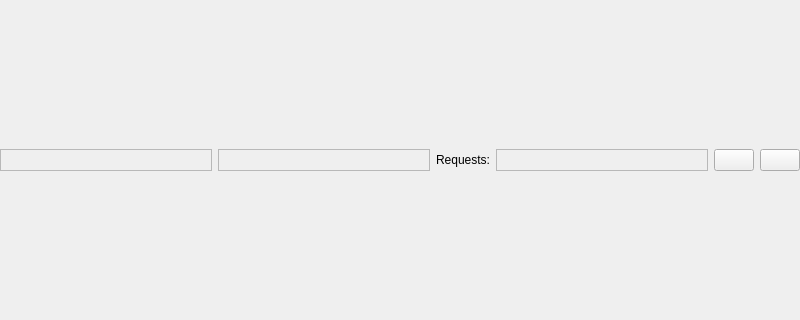
Before: the Qt Designer form bin/ui/mainwindow.ui in xrg/openerp-client-kde, drawn with Qt 5; both pictures show x 0 to 800 and y 164 to 484 of the 800 by 600 pixel window.
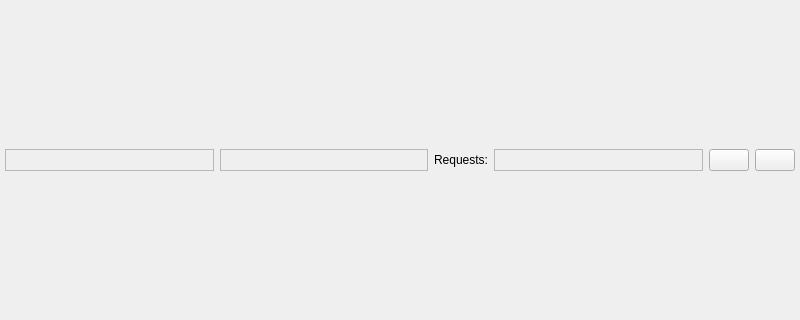
After: the same form once the commit is applied. Icons and pictures are not drawn.

Diff of the .ui file:
```diff
--- a/bin/ui/mainwindow.ui
+++ b/bin/ui/mainwindow.ui
@@ -108,16 +108,16 @@
           <number>6</number>
          </property>
          <property name="leftMargin" >
-          <number>0</number>
+          <number>5</number>
          </property>
          <property name="topMargin" >
-          <number>0</number>
+          <number>5</number>
          </property>
          <property name="rightMargin" >
-          <number>0</number>
+          <number>5</number>
          </property>
          <property name="bottomMargin" >
-          <number>0</number>
+          <number>5</number>
          </property>
          <item>
           <widget class="QLabel" name="uiServerInformation" >
```
